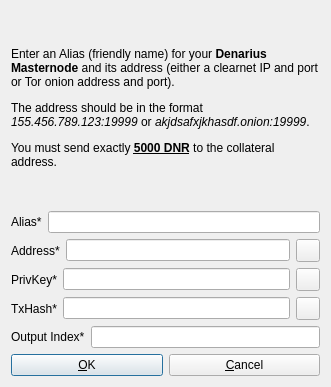
metaspartan/denarius, file src/qt/forms/addeditadrenalinenode.ui: the form before one commit.
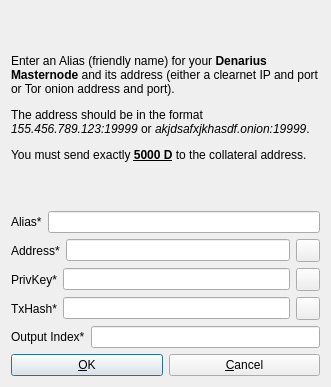
The form after the commit. Icons and pictures are not drawn.

```diff
--- a/src/qt/forms/addeditadrenalinenode.ui
+++ b/src/qt/forms/addeditadrenalinenode.ui
@@ -26,7 +26,7 @@
       </sizepolicy>
      </property>
      <property name="text">
-      <string>&lt;html&gt;&lt;head/&gt;&lt;body&gt;&lt;p&gt;Enter an Alias (friendly name) for your &lt;span style=&quot; font-weight:600;&quot;&gt;Denarius Masternode&lt;/span&gt; and its address (either a clearnet IP and port or Tor onion address and port).&lt;/p&gt;&lt;p&gt;The address should be in the format &lt;span style=&quot; font-style:italic;&quot;&gt;155.456.789.123:19999&lt;/span&gt; or &lt;span style=&quot; font-style:italic;&quot;&gt;akjdsafxjkhasdf.onion:19999&lt;/span&gt;. &lt;/p&gt;&lt;p&gt;You must send exactly &lt;span style=&quot; font-weight:600; text-decoration: underline;&quot;&gt;5000 DNR&lt;/span&gt; to the collateral address.&lt;/p&gt;&lt;/body&gt;&lt;/html&gt;</string>
+      <string>&lt;html&gt;&lt;head/&gt;&lt;body&gt;&lt;p&gt;Enter an Alias (friendly name) for your &lt;span style=&quot; font-weight:600;&quot;&gt;Denarius Masternode&lt;/span&gt; and its address (either a clearnet IP and port or Tor onion address and port).&lt;/p&gt;&lt;p&gt;The address should be in the format &lt;span style=&quot; font-style:italic;&quot;&gt;155.456.789.123:19999&lt;/span&gt; or &lt;span style=&quot; font-style:italic;&quot;&gt;akjdsafxjkhasdf.onion:19999&lt;/span&gt;. &lt;/p&gt;&lt;p&gt;You must send exactly &lt;span style=&quot; font-weight:600; text-decoration: underline;&quot;&gt;5000 D&lt;/span&gt; to the collateral address.&lt;/p&gt;&lt;/body&gt;&lt;/html&gt;</string>
      </property>
      <property name="wordWrap">
       <bool>true</bool>
```
